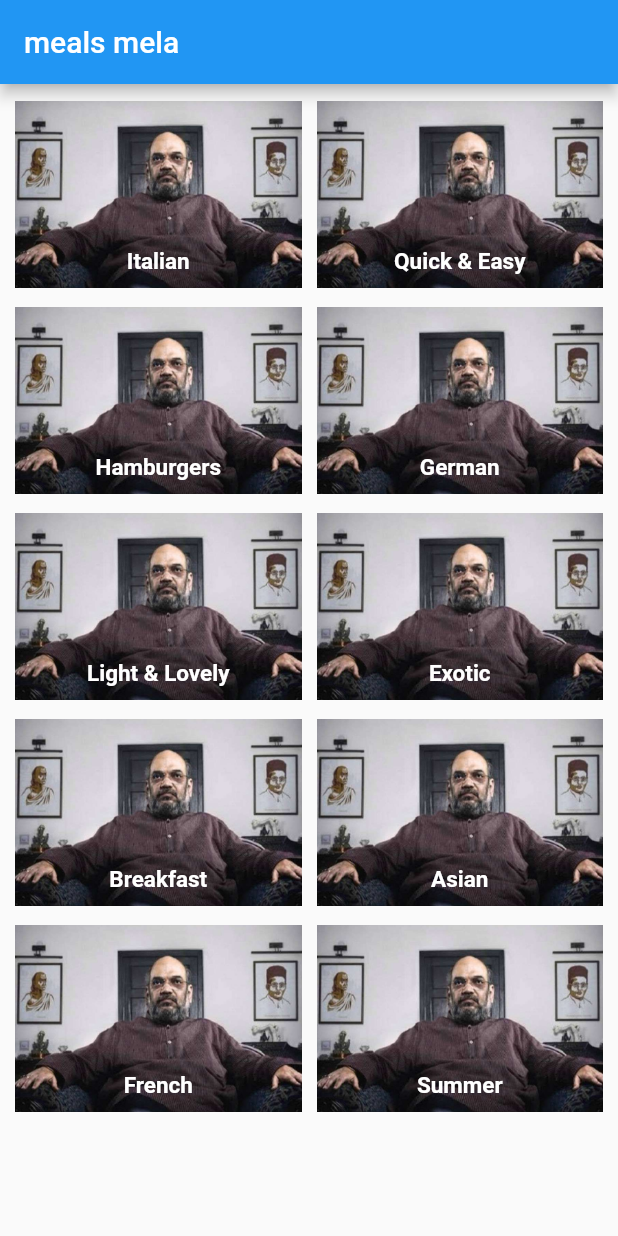
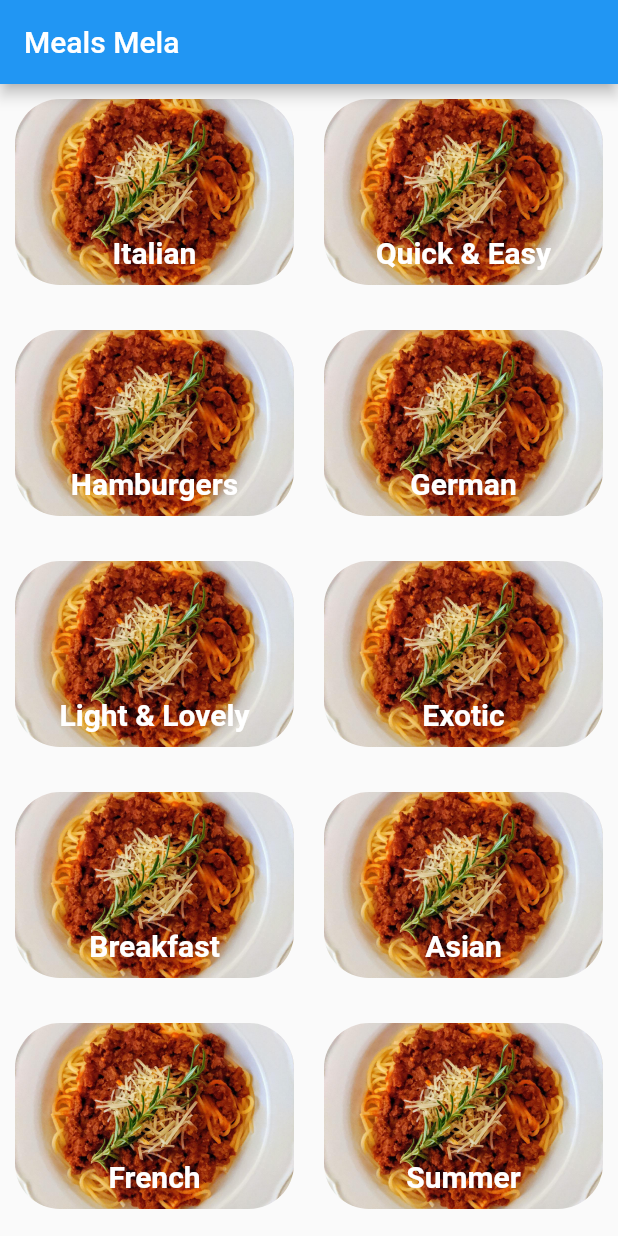
Before and after one commit to Rhriti/MealsApp, a Flutter app: the screen it shows after launch, on a phone screen of 412 x 824 dp. Run offline on Flutter 3.47's test engine with Material 2 defaults, Android fonts, the phone set to English and light mode, and no system bars; our stand-ins replace getwidget.

Commit message:
Box decoration borderradius made circular

```diff
--- a/lib/category.dart
+++ b/lib/category.dart
@@ -1,6 +1,10 @@
+import 'package:flutter/widgets.dart';
+
 class Category {
   final id;
   final title;
   final color;
-  const Category({required this.id, this.title, this.color});
+  final AssetImage image;
+
+  const Category({required this.id,required this.image, this.title, this.color,});
 }
--- a/lib/homescreen.dart
+++ b/lib/homescreen.dart
@@ -12,7 +12,7 @@ class Homescreen extends StatelessWidget {
       child: GridView(
           gridDelegate: SliverGridDelegateWithMaxCrossAxisExtent(
             maxCrossAxisExtent: MediaQuery.of(context).size.width * .5,
-            childAspectRatio: 1.5, mainAxisSpacing: 10,crossAxisSpacing: 10
+            childAspectRatio: 1.5, mainAxisSpacing: 30,crossAxisSpacing: 20
           ),
           children: List.generate(DUMMY_CATEGORIES.length, (index) {
             return Container(
@@ -20,12 +20,12 @@ class Homescreen extends StatelessWidget {
               alignment: Alignment.bottomCenter,
               //margin: EdgeInsets.fromLTRB(5, 10, 5, 10),
               decoration: BoxDecoration(
-
+                  borderRadius: BorderRadius.circular(30),
                   image: DecorationImage(colorFilter: ColorFilter.mode(Colors.black, BlendMode.dstATop),
-                  image: AssetImage('assets/amitshah.jpg'),
+                  image: DUMMY_CATEGORIES[index].image ,fit: BoxFit.fitWidth,opacity: 30
               )
               ),
-              child: Text(DUMMY_CATEGORIES[index].title,style: TextStyle(color: Colors.white,fontWeight: FontWeight.bold,fontSize: 15),),
+              child: Text(DUMMY_CATEGORIES[index].title,style: TextStyle(color: Colors.white,fontWeight: FontWeight.bold,fontSize: 20),),
               );
           })),
     );
--- a/lib/main.dart
+++ b/lib/main.dart
@@ -14,6 +14,6 @@ class Meals extends StatefulWidget {
 class _MealsState extends State<Meals> {
   @override
   Widget build(BuildContext context) {
-    return Scaffold(body:Homescreen(),appBar: AppBar(title: Text('meals mela'),),);
+    return Scaffold(body:Homescreen(),appBar: AppBar(title: Text('Meals Mela'),),);
   }
 }
--- a/lib/models/dummy_data.dart
+++ b/lib/models/dummy_data.dart
@@ -1,55 +1,67 @@
 import 'package:flutter/material.dart';
 import '../category.dart';
 
-const DUMMY_CATEGORIES = const [
+final  List DUMMY_CATEGORIES = [
   Category(
     id: 'c1',
     title: 'Italian',
     color: Colors.purple,
+    image: AssetImage('assets/italian.jpg')
   ),
+
   Category(
     id: 'c2',
     title: 'Quick & Easy',
     color: Colors.red,
+    image:  AssetImage('assets/italian.jpg')
   ),
+
   Category(
     id: 'c3',
     title: 'Hamburgers',
     color: Colors.orange,
+    image:AssetImage('assets/italian.jpg')
   ),
   Category(
     id: 'c4',
     title: 'German',
     color: Colors.amber,
+    image: AssetImage('assets/italian.jpg')
   ),
   Category(
     id: 'c5',
     title: 'Light & Lovely',
     color: Colors.blue,
+    image: AssetImage('assets/italian.jpg')
   ),
   Category(
     id: 'c6',
     title: 'Exotic',
     color: Colors.green,
+    image: AssetImage('assets/italian.jpg')
   ),
   Category(
     id: 'c7',
     title: 'Breakfast',
     color: Colors.lightBlue,
+    image: AssetImage('assets/italian.jpg')
   ),
   Category(
     id: 'c8',
     title: 'Asian',
     color: Colors.lightGreen,
+    image: AssetImage('assets/italian.jpg')
   ),
   Category(
     id: 'c9',
     title: 'French',
     color: Colors.pink,
+    image: AssetImage('assets/italian.jpg')
   ),
   Category(
     id: 'c10',
     title: 'Summer',
     color: Colors.teal,
+    image: AssetImage('assets/italian.jpg')
   ),
 ];
--- a/pubspec.yaml
+++ b/pubspec.yaml
@@ -60,7 +60,7 @@ flutter:
 
   # To add assets to your application, add an assets section, like this:
   assets:
-    - assets/amitshah.jpg
+    - assets/
 
   # An image asset can refer to one or more resolution-specific "variants", see
   # https://flutter.dev/assets-and-images/#resolution-aware
```
Also changed, not shown: assets/italian.jpg (added).
